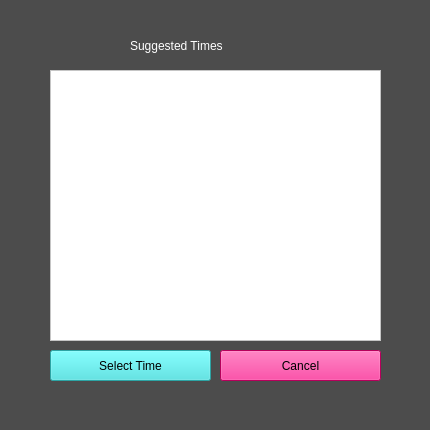
The window that suggested_time.ui (allenh1/timefuse-client) describes before a commit, drawn with Qt 5.
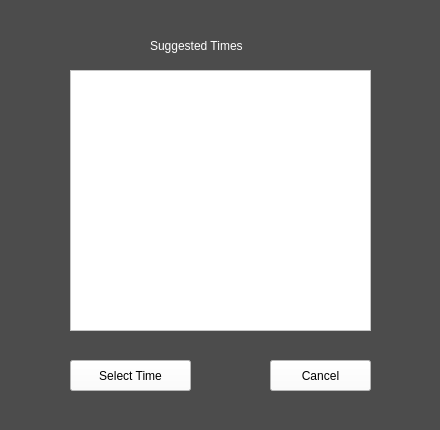
The same window after the commit.

```diff
--- a/suggested_time.ui
+++ b/suggested_time.ui
@@ -6,7 +6,7 @@
    <rect>
     <x>0</x>
     <y>0</y>
-    <width>430</width>
+    <width>440</width>
     <height>430</height>
    </rect>
   </property>
@@ -20,15 +20,15 @@
   <widget class="QPushButton" name="back_button">
    <property name="geometry">
     <rect>
-     <x>220</x>
-     <y>350</y>
-     <width>161</width>
+     <x>270</x>
+     <y>360</y>
+     <width>101</width>
      <height>31</height>
     </rect>
    </property>
    <property name="styleSheet">
-    <string notr="true">font: 13pt &quot;Courier&quot;;
-background-color: rgb(255, 0, 128);</string>
+    <string notr="true">background-color: rgb(255, 255, 255);
+font: 13pt &quot;Courier&quot;;</string>
    </property>
    <property name="text">
     <string>Cancel</string>
@@ -37,15 +37,15 @@
   <widget class="QPushButton" name="select_time">
    <property name="geometry">
     <rect>
-     <x>50</x>
-     <y>350</y>
-     <width>161</width>
+     <x>70</x>
+     <y>360</y>
+     <width>121</width>
      <height>31</height>
     </rect>
    </property>
    <property name="styleSheet">
-    <string notr="true">font: 13pt &quot;Courier&quot;;
-background-color: rgb(61, 229, 229);</string>
+    <string notr="true">background-color: rgb(255, 255, 255);
+font: 13pt &quot;Courier&quot;;</string>
    </property>
    <property name="text">
     <string>Select Time</string>
@@ -54,10 +54,10 @@
   <widget class="QListWidget" name="list_times">
    <property name="geometry">
     <rect>
-     <x>50</x>
+     <x>70</x>
      <y>70</y>
-     <width>331</width>
-     <height>271</height>
+     <width>301</width>
+     <height>261</height>
     </rect>
    </property>
    <property name="styleSheet">
@@ -67,9 +67,9 @@
   <widget class="QLabel" name="label">
    <property name="geometry">
     <rect>
-     <x>130</x>
+     <x>150</x>
      <y>30</y>
-     <width>181</width>
+     <width>201</width>
      <height>31</height>
     </rect>
    </property>
```
Left out of the diff: 2 changed lines with no effect on the pictures.
